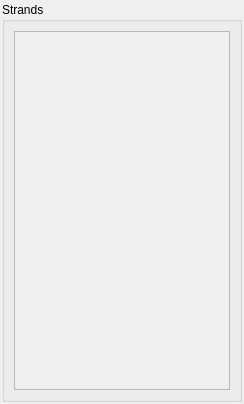
The window that ui/panels/sequencing/panel.ui (NATuG3/NATuG3) describes before a commit, drawn with Qt 5.
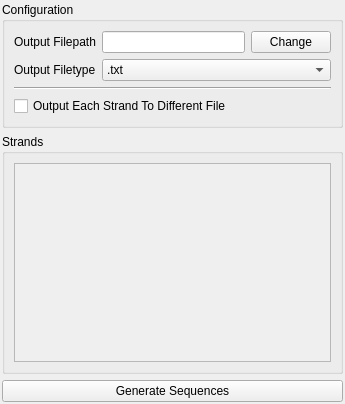
The same window after the commit.

Commit message: Hooked strand buttons to config

What changed in the file:
```diff
--- a/ui/panels/sequencing/panel.ui
+++ b/ui/panels/sequencing/panel.ui
@@ -6,14 +6,14 @@
             <rect>
                 <x>0</x>
                 <y>0</y>
-                <width>244</width>
+    <width>345</width>
                 <height>404</height>
             </rect>
         </property>
         <property name="windowTitle">
             <string>Form</string>
         </property>
-        <layout class="QVBoxLayout" name="verticalLayout">
+  <layout class="QGridLayout" name="gridLayout">
             <property name="leftMargin">
                 <number>2</number>
             </property>
@@ -26,14 +26,100 @@
             <property name="bottomMargin">
                 <number>2</number>
             </property>
+   <item row="0" column="0">
+    <widget class="QGroupBox" name="groupBox">
+     <property name="title">
+      <string>Configuration</string>
+     </property>
+     <layout class="QGridLayout" name="gridLayout_2">
+      <item row="2" column="0">
+       <widget class="Line" name="line">
+        <property name="orientation">
+         <enum>Qt::Horizontal</enum>
+        </property>
+       </widget>
+      </item>
+      <item row="1" column="0">
+       <layout class="QGridLayout" name="gridLayout_3">
+        <item row="0" column="1">
+         <widget class="QLineEdit" name="lineEdit"/>
+        </item>
+        <item row="0" column="0">
+         <widget class="QLabel" name="label">
+          <property name="text">
+           <string>Output Filepath</string>
+          </property>
+         </widget>
+        </item>
+        <item row="0" column="2">
+         <widget class="QPushButton" name="pushButton_2">
+          <property name="text">
+           <string>Change</string>
+          </property>
+         </widget>
+        </item>
+        <item row="1" column="0">
+         <widget class="QLabel" name="label_2">
+          <property name="text">
+           <string>Output Filetype</string>
+          </property>
+         </widget>
+        </item>
+        <item row="1" column="1" colspan="2">
+         <widget class="QComboBox" name="comboBox">
             <item>
+           <property name="text">
+            <string>.txt</string>
+           </property>
+          </item>
+          <item>
+           <property name="text">
+            <string>.csv</string>
+           </property>
+          </item>
+          <item>
+           <property name="text">
+            <string>.json</string>
+           </property>
+          </item>
+         </widget>
+        </item>
+       </layout>
+      </item>
+      <item row="3" column="0">
+       <layout class="QHBoxLayout" name="horizontalLayout_4">
+        <item>
+         <widget class="QCheckBox" name="checkBox">
+          <property name="text">
+           <string>Output Each Strand To Different File</string>
+          </property>
+         </widget>
+        </item>
+       </layout>
+      </item>
+     </layout>
+    </widget>
+   </item>
+   <item row="1" column="0">
                 <widget class="QGroupBox" name="strands_group_box">
+     <property name="maximumSize">
+      <size>
+       <width>16777215</width>
+       <height>16777215</height>
+      </size>
+     </property>
                     <property name="title">
                         <string>Strands</string>
                     </property>
                     <layout class="QVBoxLayout" name="verticalLayout_2">
                         <item>
                             <widget class="QScrollArea" name="scrollable_strands_area">
+        <property name="maximumSize">
+         <size>
+          <width>16777215</width>
+          <height>16777215</height>
+         </size>
+        </property>
                                 <property name="sizeAdjustPolicy">
                                     <enum>QAbstractScrollArea::AdjustToContents</enum>
                                 </property>
@@ -45,8 +131,8 @@
                                         <rect>
                                             <x>0</x>
                                             <y>0</y>
-                                            <width>222</width>
-                                            <height>371</height>
+           <width>323</width>
+           <height>240</height>
                                         </rect>
                                     </property>
                                 </widget>
@@ -55,6 +141,13 @@
                     </layout>
                 </widget>
             </item>
+   <item row="2" column="0">
+    <widget class="QPushButton" name="pushButton">
+     <property name="text">
+      <string>Generate Sequences</string>
+     </property>
+    </widget>
+   </item>
         </layout>
     </widget>
     <resources/>
```
Lines whose indentation alone changed are shown as unchanged. The commit also changes 3 other files.
